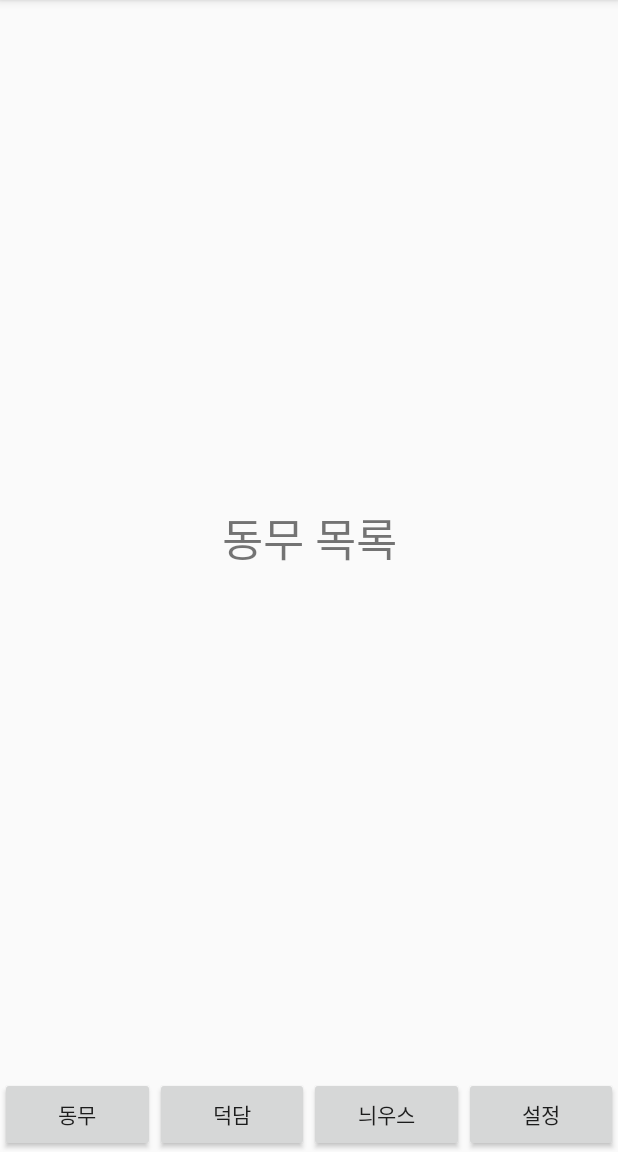
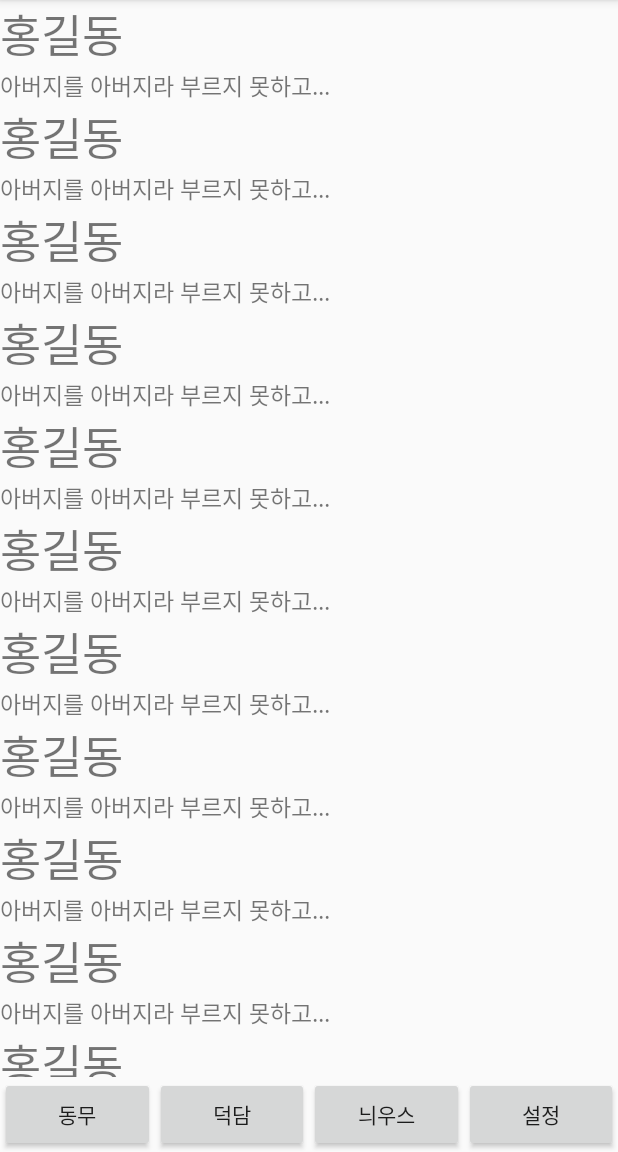
Before and after one commit to jiwook2000/kakaotalkreplica, an Android app: the Fragment1 screen opened directly, with no data from a screen before it, on a phone screen of 412 x 824 dp, the part 84-1236 px from its top. Run offline under Robolectric (Android 15) with nearby library versions, the phone set to English and light mode, and no system bars.

Commit message:
recyclerview

```diff
--- a/app/build.gradle
+++ b/app/build.gradle
@@ -23,6 +23,7 @@ dependencies {
     implementation fileTree(dir: 'libs', include: ['*.jar'])
     implementation 'androidx.appcompat:appcompat:1.1.0'
     implementation 'androidx.constraintlayout:constraintlayout:1.1.3'
+    implementation "androidx.recyclerview:recyclerview:1.1.0"
     testImplementation 'junit:junit:4.12'
     androidTestImplementation 'androidx.test.ext:junit:1.1.1'
     androidTestImplementation 'androidx.test.espresso:espresso-core:3.2.0'
--- /dev/null
+++ b/app/src/main/java/com/example/kakaotalkreplica/ChatData.java
@@ -0,0 +1,32 @@
+package com.example.kakaotalkreplica;
+
+public class ChatData{
+    private String nick;
+    private String msg;
+
+    public String getNick() {
+        return nick;
+    }
+
+    public void setNick(String nick) {
+        this.nick = nick;
+    }
+
+    public String getMsg() {
+        return msg;
+    }
+
+    public void setMsg(String msg) {
+        this.msg = msg;
+    }
+    public ChatData(String nick, String msg) {
+        this.nick=nick;
+        this.msg=msg;
+
+    }
+    public ChatData() {
+        this.nick="홍길동";
+        this.msg="아버지를 아버지라 부르지 못하고...";
+
+    }
+}
--- a/app/src/main/java/com/example/kakaotalkreplica/Fragment1.java
+++ b/app/src/main/java/com/example/kakaotalkreplica/Fragment1.java
@@ -1,18 +1,49 @@
 package com.example.kakaotalkreplica;
 
 import android.os.Bundle;
+import android.util.Log;
 import android.view.LayoutInflater;
 import android.view.View;
 import android.view.ViewGroup;
+import android.widget.EditText;
 
 import androidx.annotation.NonNull;
 import androidx.annotation.Nullable;
 import androidx.fragment.app.Fragment;
+import androidx.recyclerview.widget.LinearLayoutManager;
+import androidx.recyclerview.widget.RecyclerView;
+
+import java.util.ArrayList;
 
 public class Fragment1 extends Fragment {
+    private RecyclerView recyclerView;
+    private RecyclerView.Adapter mAdapter;
+    private RecyclerView.LayoutManager layoutManager;
+
+   ArrayList<ChatData> myDataset;
+
+
+
     @Nullable
     @Override
     public View onCreateView(@NonNull LayoutInflater inflater, @Nullable ViewGroup container, @Nullable Bundle savedInstanceState) {
-        return inflater.inflate(R.layout.fragment1,container,false);
+        ViewGroup rootVIew = (ViewGroup) inflater.inflate(R.layout.fragment1,container,false);
+
+        ArrayList<ChatData> myDataset;
+        myDataset=new ArrayList<>();
+        for(int i=0;i<50;i++) {
+
+            myDataset.add(new ChatData());
+        }
+        recyclerView = rootVIew.findViewById(R.id.RecyclerView_ChatScreen);
+        recyclerView.setHasFixedSize(true);
+        layoutManager = new LinearLayoutManager(getActivity());
+        recyclerView.setLayoutManager(layoutManager);
+        mAdapter = new MyAdapter1(myDataset);
+        recyclerView.setAdapter(mAdapter);
+
+        return rootVIew;
+
+
     }
 }
--- /dev/null
+++ b/app/src/main/java/com/example/kakaotalkreplica/MyAdapter1.java
@@ -0,0 +1,69 @@
+package com.example.kakaotalkreplica;
+
+import android.view.LayoutInflater;
+import android.view.View;
+import android.view.ViewGroup;
+import android.widget.LinearLayout;
+import android.widget.TextView;
+
+import androidx.recyclerview.widget.RecyclerView;
+
+import java.util.List;
+
+public class MyAdapter1 extends RecyclerView.Adapter<MyAdapter1.MyViewHolder> {
+    private List<ChatData> mDataset;
+    private String nick;
+    // Provide a reference to the views for each data item
+    // Complex data items may need more than one view per item, and
+    // you provide access to all the views for a data item in a view holder
+    public static class MyViewHolder extends RecyclerView.ViewHolder {
+        // each data item is just a string in this case
+        public TextView TextView_Nickname;
+        public TextView TextView_Message;
+
+        public MyViewHolder(View v) {
+            super(v);
+            TextView_Message=v.findViewById(R.id.TextView_Message);
+            TextView_Nickname=v.findViewById(R.id.TextView_Nickname);
+        }
+    }
+
+    // Provide a suitable constructor (depends on the kind of dataset)
+    public MyAdapter1(List<ChatData> myDataset) {
+        mDataset = myDataset;
+    }
+
+    // Create new views (invoked by the layout manager)
+    @Override
+    public MyAdapter1.MyViewHolder onCreateViewHolder(ViewGroup parent,
+                                                     int viewType) {
+        // create a new view
+        LinearLayout v = (LinearLayout) LayoutInflater.from(parent.getContext())
+                .inflate(R.layout.chat_row, parent, false);
+
+        MyViewHolder vh = new MyViewHolder(v);
+        return vh;
+    }
+
+    // Replace the contents of a view (invoked by the layout manager)
+    @Override
+    public void onBindViewHolder(MyViewHolder holder, int position) {
+        // - get element from your dataset at this position
+        // - replace the contents of the view with that element
+        ChatData chat=mDataset.get(position);
+        holder.TextView_Nickname.setText(chat.getNick());
+        holder.TextView_Message.setText(chat.getMsg());
+
+    }
+
+    // Return the size of your dataset (invoked by the layout manager)
+    @Override
+    public int getItemCount() {
+        return mDataset!= null ? mDataset.size() : 0;
+    }
+
+    public void addChat(ChatData chatData){
+        mDataset.add(chatData);
+        notifyItemInserted(mDataset.size()-1);
+    }
+}
--- /dev/null
+++ b/app/src/main/res/layout/chat_row.xml
@@ -0,0 +1,18 @@
+<?xml version="1.0" encoding="utf-8"?>
+<LinearLayout xmlns:android="http://schemas.android.com/apk/res/android"
+    android:orientation="vertical" android:layout_width="match_parent"
+    android:layout_height="wrap_content">
+
+    <TextView
+        android:id="@+id/TextView_Nickname"
+        android:layout_width="match_parent"
+        android:layout_height="wrap_content"
+        android:textSize="30dp"
+        />
+    <TextView
+        android:id="@+id/TextView_Message"
+        android:layout_width="match_parent"
+        android:layout_height="wrap_content"
+        android:textSize="15dp"
+        />
+</LinearLayout>
--- a/app/src/main/res/layout/fragment1.xml
+++ b/app/src/main/res/layout/fragment1.xml
@@ -2,14 +2,16 @@
 <LinearLayout xmlns:android="http://schemas.android.com/apk/res/android"
     android:orientation="vertical" android:layout_width="match_parent"
     android:layout_height="match_parent"
-    android:gravity="center">
-    <TextView
+    android:gravity="center"
+    android:weightSum="1">
+    <androidx.recyclerview.widget.RecyclerView
+        android:id="@+id/RecyclerView_ChatScreen"
         android:layout_width="match_parent"
-        android:layout_height="wrap_content"
-        android:text="동무 목록"
-        android:textSize="30sp"
-        android:gravity="center"
-        />
+        android:layout_height="0dp"
+        android:layout_weight="1"
+        >
+
+    </androidx.recyclerview.widget.RecyclerView>
 
 
 
```
